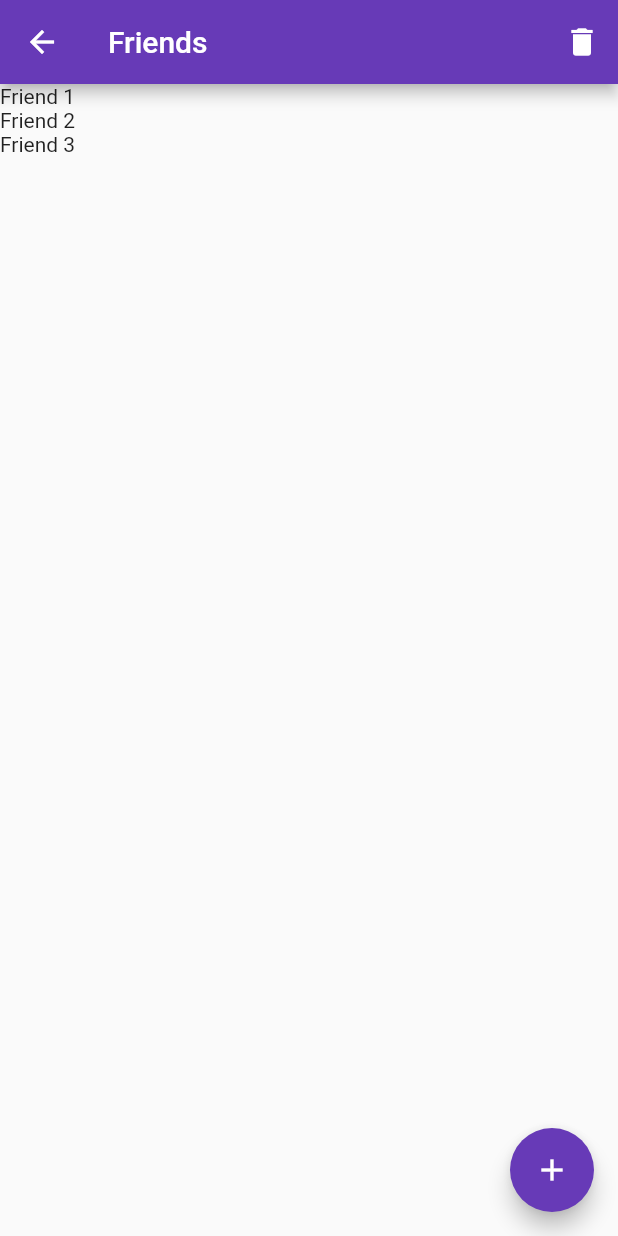
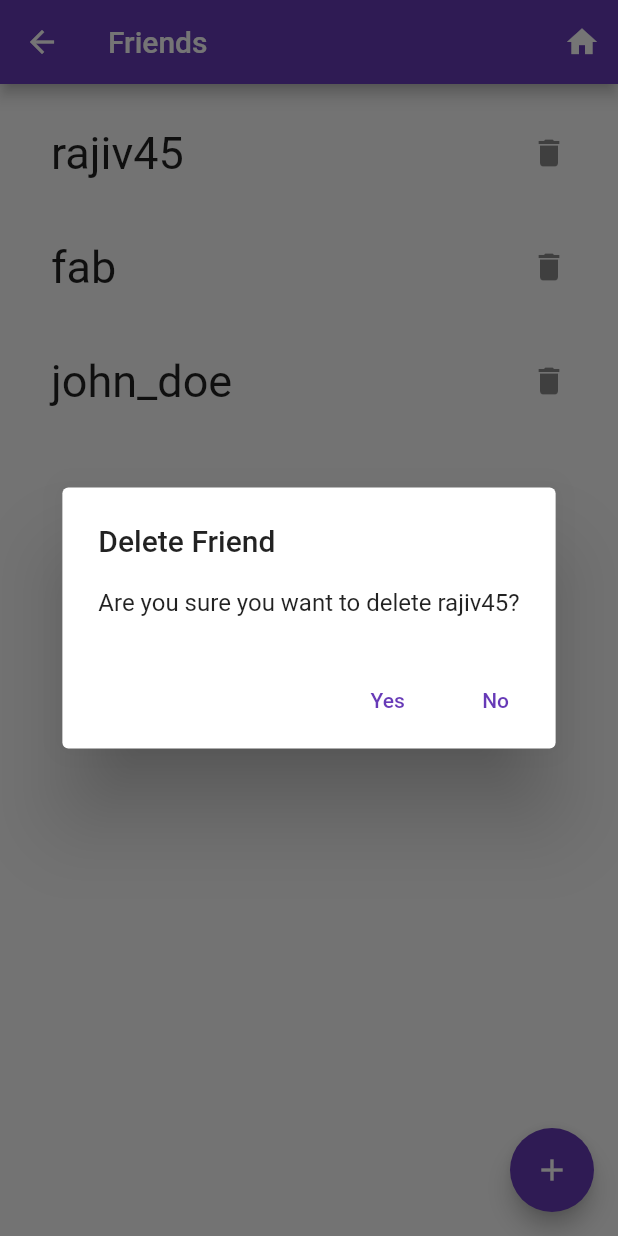
Before and after one commit to CSCI4100U/course-project-csci-4100-final-project-aud-io, a Flutter app: the FriendList screen opened by its route, after a tap on the "delete" icon, on a phone screen of 412 x 824 dp. Run offline on Flutter 3.47's test engine with Material 2 defaults, Android fonts, the phone set to English and light mode, and no system bars; our stand-ins replace animated_splash_screen, page_transition.

Commit message:
Delete Dialog for Friends added.

```diff
--- a/group_project/lib/main.dart
+++ b/group_project/lib/main.dart
@@ -85,7 +85,7 @@ class _MyHomePageState extends State<MyHomePage> {
     ];
     return Scaffold(
       appBar: AppBar(
-        toolbarHeight: 100,
+        toolbarHeight: 120,
         // Here we take the value from the MyHomePage object that was created by
         // the App.build method, and use it to set our appbar title.
         title: widget.title,
--- a/group_project/lib/user_classes/friends.dart
+++ b/group_project/lib/user_classes/friends.dart
@@ -1,4 +1,5 @@
 import 'package:flutter/material.dart';
+import 'profile.dart';
 
 class FriendList extends StatefulWidget {
   const FriendList({Key? key,this.title}) : super(key: key);
@@ -10,6 +11,25 @@ class FriendList extends StatefulWidget {
 }
 
 class _FriendListState extends State<FriendList> {
+  int selectedIndex = 0;
+  List<Profile> allFriends = [
+    Profile(userName: "rajiv45",
+        phoneNum: "555-1234",
+        country: "Bahamas",
+        city: "Nassau"
+    ),
+    Profile(userName: "fab",
+        phoneNum: "555-1235",
+        country: "Canada",
+        city: "Ottawa"
+    ),
+    Profile(userName: "john_doe",
+        phoneNum: "555-1237",
+        country: "England",
+        city: "Liverpool"
+    ),
+  ];
+
   @override
   Widget build(BuildContext context) {
     return Scaffold(
@@ -18,25 +38,40 @@ class _FriendListState extends State<FriendList> {
         actions: [
           IconButton(
               onPressed: (){
-                //call _deleteFriend()
+                //Call async function that goes to route "/home"
+                Navigator.pushNamed(context, '/home');
               },
-              tooltip: 'Delete Friend',
-              icon: const Icon(Icons.delete)
+              tooltip: 'Home',
+              icon: const Icon(Icons.home)
           ),
         ],
       ),
-      body: ListView(
-        children: [
-          Container(
-            child: Text("Friend 1"),
-          ),
-          Container(
-            child: Text("Friend 2"),
-          ),
-          Container(
-            child: Text("Friend 3"),
-          ),
-        ],
+      body: ListView.builder(
+          padding: const EdgeInsets.all(8.0),
+          itemCount: allFriends.length,
+          itemBuilder: (context,index){
+            return Container(
+                  // decoration: BoxDecoration(color: gradeColors[index]),
+                  padding: const EdgeInsets.all(10.0),
+
+                  child: ListTile(
+                      title: Text("${allFriends[index].userName}",
+                        style: TextStyle(fontSize: 30),),
+                      trailing: GestureDetector(
+                          child: Icon(Icons.delete),
+                          onTap: (){
+                            Profile user = allFriends[index];
+                            //open dialog
+                            // "Are you sure you want to delete {user}"
+                              _showDeleteFriendAlert(context,user);
+
+                            },
+                      ),
+
+                  ),
+
+                );
+          }
       ),
       floatingActionButton: FloatingActionButton(
         onPressed: (){
@@ -47,4 +82,38 @@ class _FriendListState extends State<FriendList> {
       ),
     );
   }
+  _deleteFriend(Profile user){
+    //remove friend from local storage
+    allFriends.remove(user);
+  }
+
+  _showDeleteFriendAlert(BuildContext context, Profile user){
+    showDialog(
+        barrierDismissible: true,
+        context: context,
+        builder: (context){
+          return AlertDialog(
+            title: Text("Delete Friend"),
+            content: Text("Are you sure you want to delete ${user.userName}?"),
+            actions: [
+              TextButton(
+                  onPressed: (){
+                    setState(() {
+                      _deleteFriend(user);
+                    });
+                    Navigator.of(context).pop();
+                  },
+                  child: Text("Yes")
+              ),
+              TextButton(
+                  onPressed: (){
+                    Navigator.of(context).pop();
+                  },
+                  child: Text("No")
+              )
+            ],
+          );
+        }
+    );
+  }
 }
--- a/group_project/lib/user_classes/profile.dart
+++ b/group_project/lib/user_classes/profile.dart
@@ -1,5 +1,3 @@
-import 'package:flutter/material.dart';
-
 class Profile{
   String? userID;
   String? userName;
```
